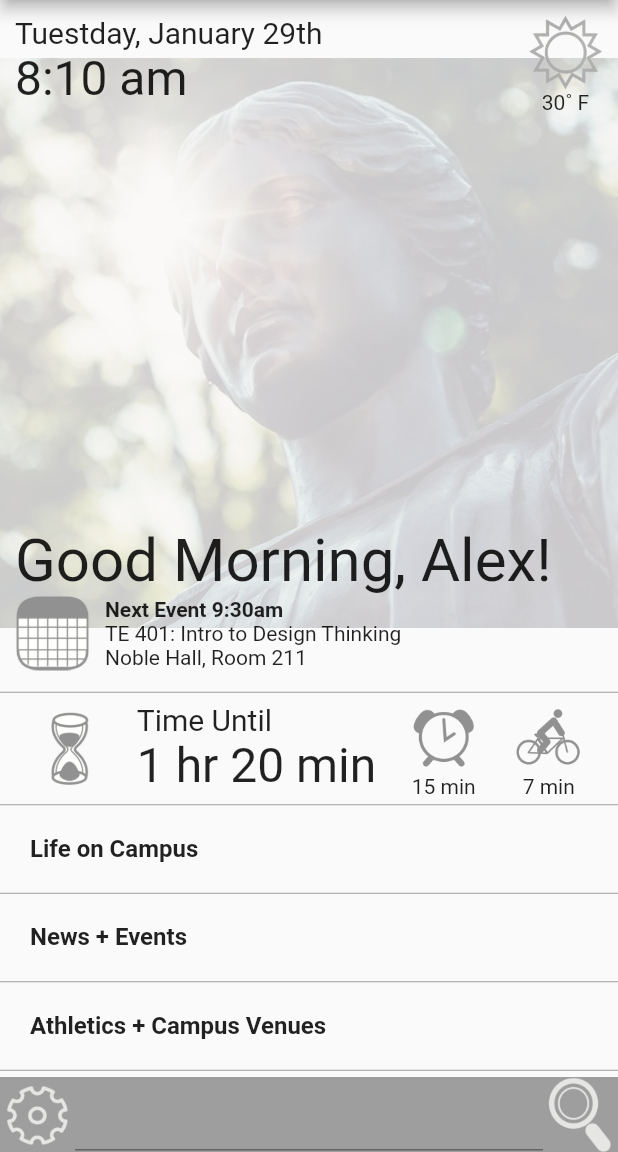
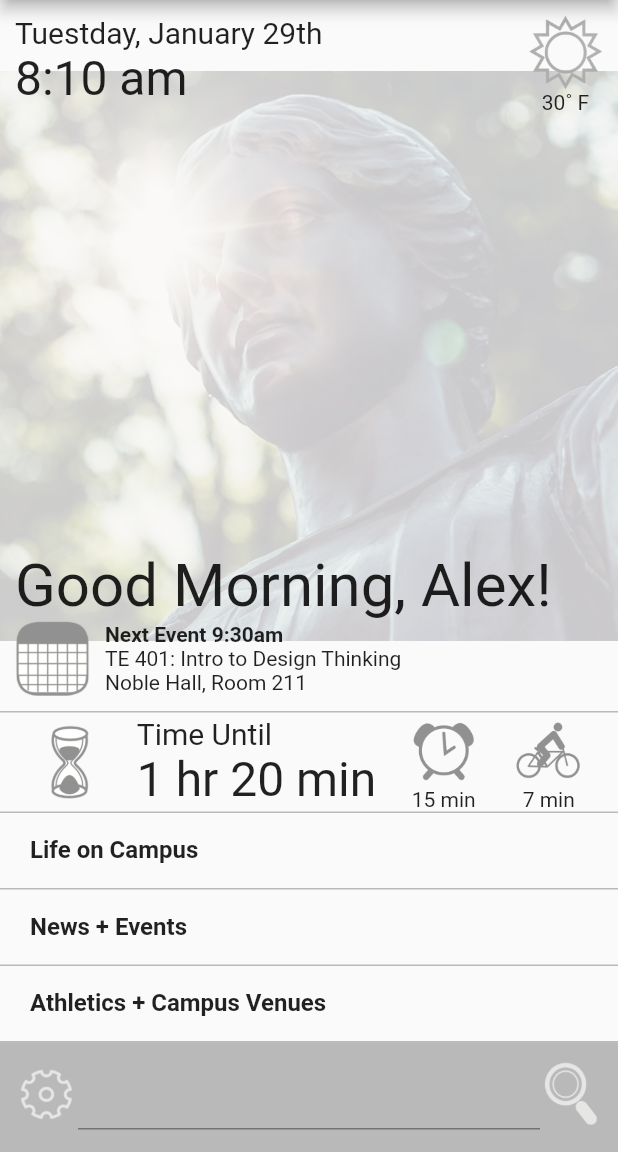
Before and after one commit to bingzhang/scci-poc-flutter, a Flutter app: the StudentHomePanel screen opened directly, on a phone screen of 412 x 824 dp, the part 84-1236 px from its top. Run offline on Flutter 3.47's test engine with Material 2 defaults, Android fonts, the phone set to English and light mode, and no system bars; our stand-ins replace modal_progress_hud, shared_preferences; missing offline and left inert: flutter_webview_plugin, swipedetector; accounts and stored records are empty; network calls fail.

Commit message:
Create widget for bottom search bar. Use it in the panels; Create NavigationHandler that will take care for panel navigation; Start fixing Home panel

```diff
--- /dev/null
+++ b/lib/ui/navigation/NavigationRouter.dart
@@ -0,0 +1,13 @@
+/*
+ * Copyright (c) 2019 UIUC. All rights reserved.
+ */
+
+import 'package:flutter/material.dart';
+
+class NavigationRouter {
+  static Function openPanel(BuildContext context, Widget panel) {
+    return () {
+      Navigator.push(context, MaterialPageRoute(builder: (context) => panel));
+    };
+  }
+}
--- a/lib/ui/panels/student/StudentHomePanel.dart
+++ b/lib/ui/panels/student/StudentHomePanel.dart
@@ -4,12 +4,14 @@
 
 import 'package:flutter/material.dart';
 import 'package:swipedetector/swipedetector.dart';
+import 'package:profile_demo/ui/navigation/NavigationRouter.dart';
 import 'StudentCampusPanel.dart';
 import 'StudentSchedulePanel.dart';
 import 'StudentEventsPanel.dart';
 import 'package:profile_demo/ui/panels/ProfileEditPanel.dart';
 import 'package:profile_demo/ui/panels/WebContentPanel.dart';
 import 'package:profile_demo/ui/widgets/HeaderAppBar.dart';
+import 'package:profile_demo/ui/widgets/SearchBar.dart';
 import 'package:profile_demo/ui/widgets/HorizontalDivider.dart';
 
 class StudentHomePanel extends StatelessWidget {
@@ -33,9 +35,10 @@ class StudentHomePanel extends StatelessWidget {
                           fit: BoxFit.cover,
                           height: 380,
                         ),
-                        onSwipeLeft: _openPanel(context, StudentCampusPanel()),
-                        onSwipeRight:
-                            _openPanel(context, StudentSchedulePanel()),
+                        onSwipeLeft: NavigationRouter.openPanel(
+                            context, StudentCampusPanel()),
+                        onSwipeRight: NavigationRouter.openPanel(
+                            context, StudentSchedulePanel()),
                       ),
                     ),
                   ),
@@ -160,35 +163,35 @@ class StudentHomePanel extends StatelessWidget {
             ),
             HorizontalDivider(),
             GestureDetector(
-              onTap: _openPanel(context, StudentCampusPanel()),
+              onTap: NavigationRouter.openPanel(context, StudentCampusPanel()),
               child: Container(
                 height: 50,
                 child: Padding(
                   padding: EdgeInsets.only(left: 20.0, top: 15.0, bottom: 15.0),
                   child: Text(
                     'Life on Campus',
-                    style: TextStyle(fontSize: 16, fontWeight: FontWeight.bold),
+                    style: TextStyle(fontWeight: FontWeight.w600, fontSize: 16),
                   ),
                 ),
               ),
             ),
             HorizontalDivider(),
             GestureDetector(
-              onTap: _openPanel(context, StudentEventsPanel()),
+              onTap: NavigationRouter.openPanel(context, StudentEventsPanel()),
               child: Container(
                 height: 50,
                 child: Padding(
                   padding: EdgeInsets.only(left: 20.0, top: 15.0, bottom: 15.0),
                   child: Text(
                     'News + Events',
-                    style: TextStyle(fontSize: 16, fontWeight: FontWeight.bold),
+                    style: TextStyle(fontWeight: FontWeight.w600, fontSize: 16),
                   ),
                 ),
               ),
             ),
             HorizontalDivider(),
             GestureDetector(
-              onTap: _openPanel(
+              onTap: NavigationRouter.openPanel(
                   context,
                   WebContentPanel(
                     url: 'https://fightingillini.com/',
@@ -200,34 +203,14 @@ class StudentHomePanel extends StatelessWidget {
                   padding: EdgeInsets.only(left: 20.0, top: 15.0, bottom: 15.0),
                   child: Text(
                     'Athletics + Campus Venues',
-                    style: TextStyle(fontSize: 16, fontWeight: FontWeight.bold),
+                    style: TextStyle(fontWeight: FontWeight.w600, fontSize: 16),
                   ),
                 ),
               ),
             ),
             HorizontalDivider(),
-            Container(
-                color: Colors.grey,
-                child: Row(
-                  children: <Widget>[
-                    GestureDetector(
-                      onTap: _openPanel(context, ProfileEditPanel()),
-                      child: Image.asset(
-                        'images/icon-settings.png',
-                        height: 50,
-                      ),
-                    ),
-                    Expanded(child: TextFormField()),
-                    Image.asset('images/icon-search.png', height: 50)
-                  ],
-                ))
+            SearchBar()
           ],
         ));
   }
-
-  Function _openPanel(BuildContext context, Widget panel) {
-    return () {
-      Navigator.push(context, MaterialPageRoute(builder: (context) => panel));
-    };
-  }
 }
--- a/lib/ui/widgets/HorizontalDivider.dart
+++ b/lib/ui/widgets/HorizontalDivider.dart
@@ -7,12 +7,6 @@ import 'package:flutter/material.dart';
 class HorizontalDivider extends StatelessWidget {
   @override
   Widget build(BuildContext context) {
-    return Padding(
-      padding: EdgeInsets.symmetric(vertical: 2.0),
-      child: Divider(
-        height: 5.0,
-        color: Colors.grey,
-      ),
-    );
+    return Container(height: 1, color: Colors.black26);
   }
 }
--- /dev/null
+++ b/lib/ui/widgets/SearchBar.dart
@@ -0,0 +1,30 @@
+/*
+ * Copyright (c) 2019 UIUC. All rights reserved.
+ */
+
+import 'package:flutter/material.dart';
+import 'package:profile_demo/ui/navigation/NavigationRouter.dart';
+import 'package:profile_demo/ui/panels/ProfileEditPanel.dart';
+
+class SearchBar extends StatelessWidget {
+  @override
+  Widget build(BuildContext context) {
+    return Container(
+        padding: EdgeInsets.fromLTRB(10, 10, 10, 15),
+        color: Colors.black26,
+        child: Row(children: <Widget>[
+          GestureDetector(
+            onTap: NavigationRouter.openPanel(context, ProfileEditPanel()),
+            child: Image.asset(
+              'images/icon-settings.png',
+              width: 42,
+              height: 42,
+              fit: BoxFit.cover,
+            ),
+          ),
+          Expanded(child: TextFormField()),
+          Image.asset('images/icon-search.png',
+              width: 42, height: 42, fit: BoxFit.cover),
+        ]));
+  }
+}
```
Also changed, not shown: lib/ui/panels/student/StudentCampusPanel.dart (+2 -7 lines).
